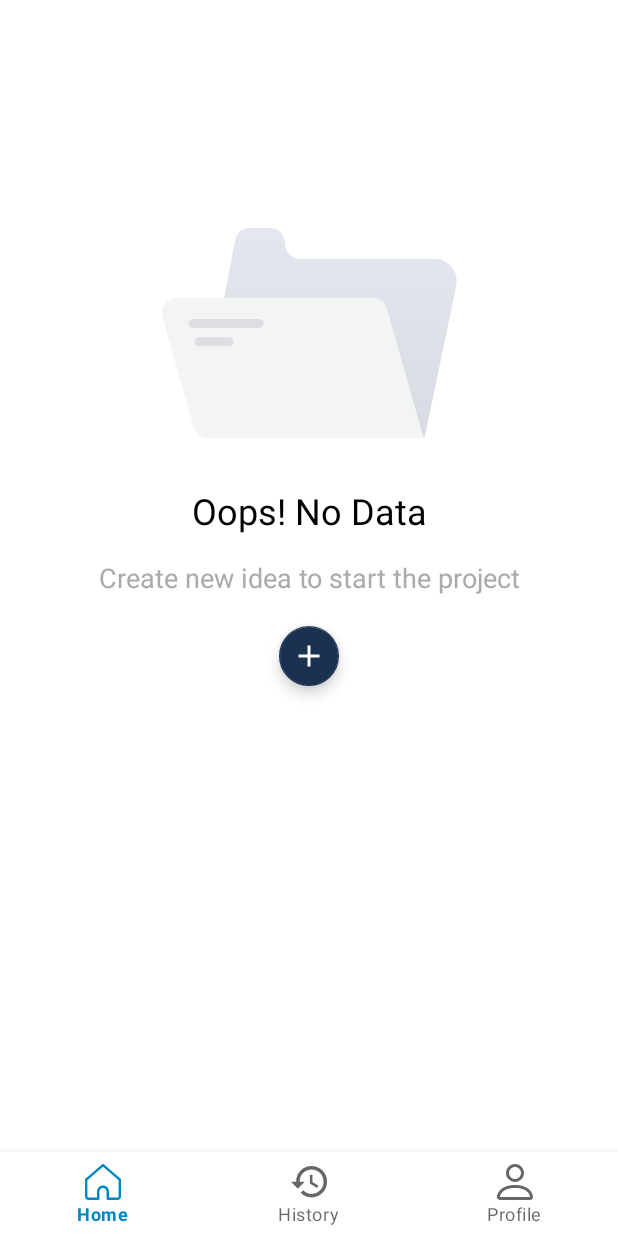
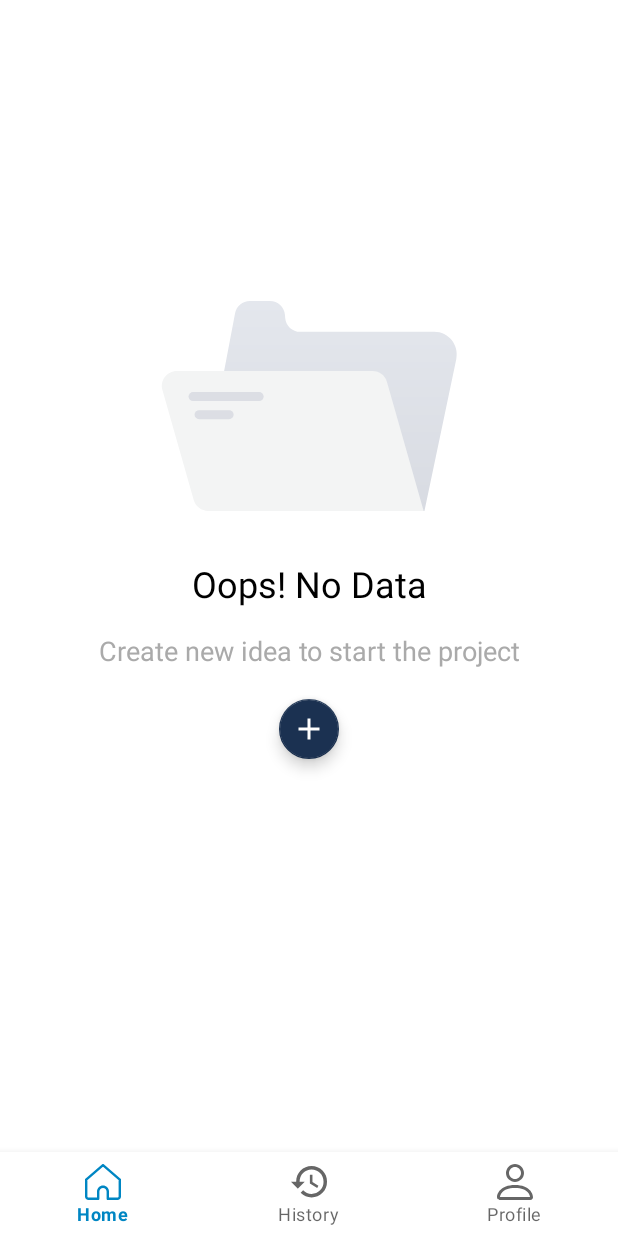
Before and after one commit to tangguhtriprasetyo/Elevate, an Android app: the fragment IdeatorProgressFragment placed in its activity, on a phone screen of 412 x 824 dp. Run offline under Robolectric (Android 15) with nearby library versions, the phone set to English and light mode, and no system bars; Roboto replaces fonts that are not available here.

Commit message:
Fix Fragment for Portfolio Page

```diff
--- a/app/src/main/java/com/bangkit/elevate/ui/dashboard/MainActivity.kt
+++ b/app/src/main/java/com/bangkit/elevate/ui/dashboard/MainActivity.kt
@@ -3,6 +3,7 @@ package com.bangkit.elevate.ui.dashboard
 import android.os.Bundle
 import android.os.Handler
 import android.os.Looper
+import android.view.View
 import android.widget.Toast
 import androidx.appcompat.app.AppCompatActivity
 import androidx.fragment.app.Fragment
@@ -11,10 +12,15 @@ import com.bangkit.elevate.R
 import com.bangkit.elevate.databinding.ActivityMainBinding
 import com.bangkit.elevate.ui.dashboard.funder.FunderProgressFragment
 import com.bangkit.elevate.ui.dashboard.home.HomeFragment
+import com.bangkit.elevate.ui.dashboard.ideator.AddIdeaFragment
 import com.bangkit.elevate.ui.dashboard.ideator.IdeatorProgressFragment
 import com.bangkit.elevate.ui.dashboard.profile.ProfileFragment
 
 class MainActivity : AppCompatActivity() {
+
+    companion object {
+        const val ADD_IDEA_FRAGMENT = "add_idea_fragment"
+    }
 
     private lateinit var binding: ActivityMainBinding
     private var doubleBackToExit = false
@@ -47,7 +53,13 @@ class MainActivity : AppCompatActivity() {
         if (doubleBackToExit) {
             super.onBackPressed()
             return
+        } else if (supportFragmentManager.findFragmentByTag(AddIdeaFragment::class.java.simpleName) != null) {
+            super.onBackPressed()
+            binding.bottomNav.visibility = View.VISIBLE
+            return
+
         }
+
         this.doubleBackToExit = true
         Toast.makeText(this, "Please click BACK again to exit", Toast.LENGTH_SHORT).show()
 
@@ -58,5 +70,7 @@ class MainActivity : AppCompatActivity() {
         supportFragmentManager.commit {
             replace(R.id.host_fragment_activity_main, fragment)
         }
+        binding.bottomNav.visibility = View.VISIBLE
     }
+
 }
--- a/app/src/main/java/com/bangkit/elevate/ui/dashboard/ideator/IdeatorProgressFragment.kt
+++ b/app/src/main/java/com/bangkit/elevate/ui/dashboard/ideator/IdeatorProgressFragment.kt
@@ -7,6 +7,7 @@ import android.view.ViewGroup
 import androidx.fragment.app.Fragment
 import com.bangkit.elevate.R
 import com.bangkit.elevate.databinding.FragmentIdeatorProgressBinding
+import com.google.android.material.bottomnavigation.BottomNavigationView
 
 
 class IdeatorProgressFragment : Fragment() {
@@ -28,6 +29,8 @@ class IdeatorProgressFragment : Fragment() {
 
 
         binding.layoutEmptyIdea.btnAddIdea.setOnClickListener {
+
+            val bottomNav: BottomNavigationView = requireActivity().findViewById(R.id.bottom_nav)
             requireActivity().supportFragmentManager.beginTransaction().apply {
                 replace(
                     R.id.host_fragment_activity_main,
@@ -37,6 +40,7 @@ class IdeatorProgressFragment : Fragment() {
                 addToBackStack(null)
                 commit()
             }
+            bottomNav.visibility = View.GONE
         }
     }
 }
--- a/app/src/main/res/layout/activity_main.xml
+++ b/app/src/main/res/layout/activity_main.xml
@@ -21,7 +21,6 @@
         android:id="@+id/host_fragment_activity_main"
         android:layout_width="match_parent"
         android:layout_height="match_parent"
-        android:paddingBottom="?attr/actionBarSize"
         app:layout_constraintBottom_toTopOf="@id/bottom_nav"
         app:layout_constraintLeft_toLeftOf="parent"
         app:layout_constraintRight_toRightOf="parent"
--- a/app/src/main/res/layout/fragment_funder_progress.xml
+++ b/app/src/main/res/layout/fragment_funder_progress.xml
@@ -4,6 +4,7 @@
     xmlns:tools="http://schemas.android.com/tools"
     android:layout_width="match_parent"
     android:layout_height="match_parent"
+    android:paddingBottom="?attr/actionBarSize"
     tools:context=".ui.dashboard.funder.FunderProgressFragment">
 
     <include
--- a/app/src/main/res/layout/fragment_home.xml
+++ b/app/src/main/res/layout/fragment_home.xml
@@ -4,6 +4,7 @@
     xmlns:tools="http://schemas.android.com/tools"
     android:layout_width="match_parent"
     android:layout_height="match_parent"
+    android:paddingBottom="?attr/actionBarSize"
     tools:context=".ui.dashboard.home.HomeFragment">
 
     <androidx.recyclerview.widget.RecyclerView
--- a/app/src/main/res/layout/fragment_ideator_progress.xml
+++ b/app/src/main/res/layout/fragment_ideator_progress.xml
@@ -3,6 +3,7 @@
     xmlns:tools="http://schemas.android.com/tools"
     android:layout_width="match_parent"
     android:layout_height="match_parent"
+    android:paddingBottom="?attr/actionBarSize"
     tools:context=".ui.dashboard.ideator.IdeatorProgressFragment">
 
     <include
--- a/app/src/main/res/layout/layout_funder_empty.xml
+++ b/app/src/main/res/layout/layout_funder_empty.xml
@@ -5,7 +5,7 @@
     android:layout_width="match_parent"
     android:layout_height="match_parent"
     android:padding="@dimen/parent_layout_padding"
-    android:visibility="gone">
+    android:visibility="visible">
 
     <ImageView
         android:id="@+id/img_empty_funder"
@@ -16,7 +16,7 @@
         app:layout_constraintEnd_toEndOf="parent"
         app:layout_constraintStart_toStartOf="parent"
         app:layout_constraintTop_toTopOf="parent"
-        app:layout_constraintVertical_bias="0.213" />
+        app:layout_constraintVertical_bias="0.299" />
 
     <TextView
         android:id="@+id/tv_no_data"
--- a/app/src/main/res/layout/layout_ideator_empty.xml
+++ b/app/src/main/res/layout/layout_ideator_empty.xml
@@ -16,7 +16,7 @@
         app:layout_constraintEnd_toEndOf="parent"
         app:layout_constraintStart_toStartOf="parent"
         app:layout_constraintTop_toTopOf="parent"
-        app:layout_constraintVertical_bias="0.213" />
+        app:layout_constraintVertical_bias="0.299" />
 
     <TextView
         android:id="@+id/tv_no_data"
```
